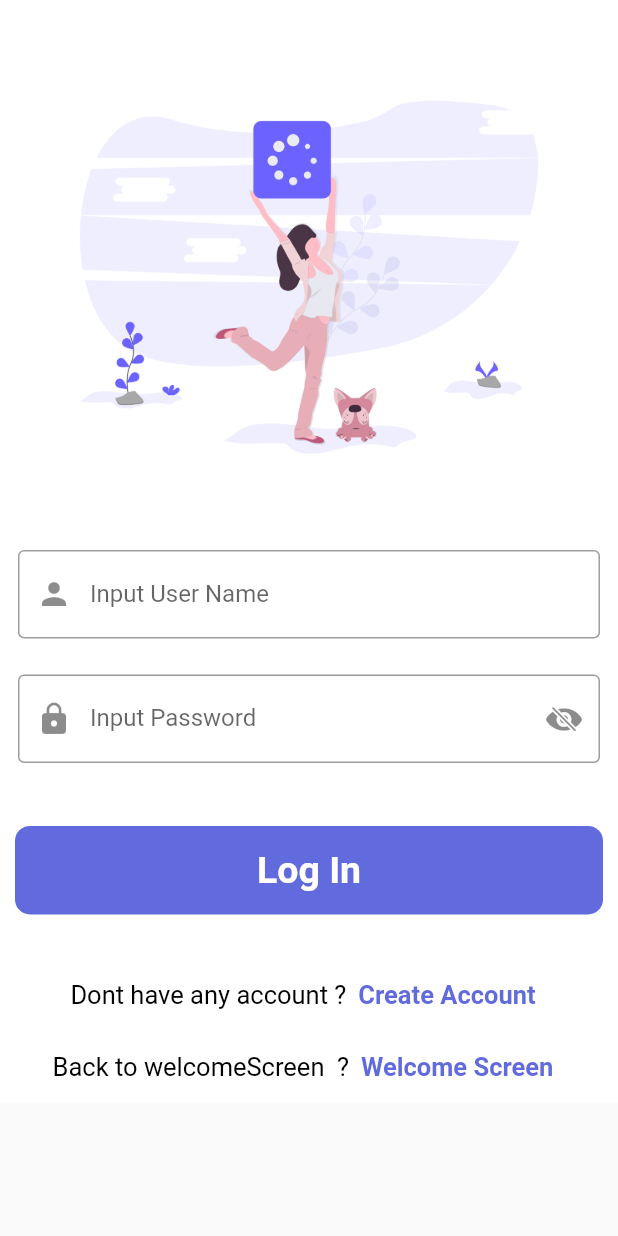
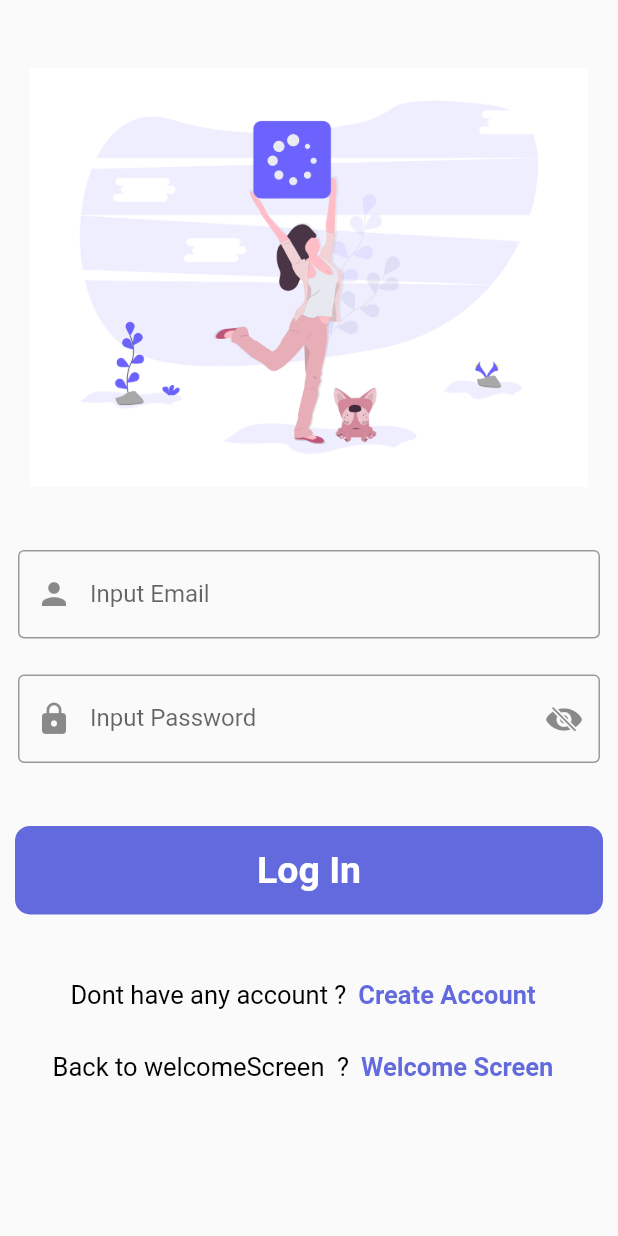
Before and after one commit to AsrofunNiam/marker_point, a Flutter app: the LoginScreen screen opened directly, on a phone screen of 412 x 824 dp. Run offline on Flutter 3.47's test engine with Material 2 defaults, Android fonts, the phone set to English and light mode, and no system bars; our stand-ins replace dio, equatable, flutter_bloc, form_field_validator, freezed_annotation, hydrated_bloc and 2 more; accounts and stored records are empty.

Commit message:
improve login healthy care and restaurant page

```diff
--- a/lib/src/app/model/restaurants.dart
+++ b/lib/src/app/model/restaurants.dart
@@ -8,7 +8,8 @@ part 'restaurants.g.dart';
 class Restaurants with _$Restaurants {
   factory Restaurants({
     int? id,
-    RestaurantsAttribute? restaurantsAttribute,
+    @JsonKey(name: 'attributes', fromJson: RestaurantsAttribute.fromJson)
+    required RestaurantsAttribute? restaurantsAttribute,
   }) = _Restaurants;
   const Restaurants._();
 
--- a/lib/src/medical_services/screens/login_screen.dart
+++ b/lib/src/medical_services/screens/login_screen.dart
@@ -1,5 +1,12 @@
 import 'package:flutter/cupertino.dart';
 import 'package:flutter/material.dart';
+import 'package:flutter_bloc/flutter_bloc.dart';
+import 'package:form_field_validator/form_field_validator.dart';
+import 'package:marker_point/constant/string.dart';
+import 'package:marker_point/src/app/bloc/login/login_bloc.dart';
+import 'package:marker_point/src/app/resource/user_repository.dart';
+import 'package:marker_point/src/app/view/widget/home_page/home_page.dart';
+import 'package:marker_point/src/medical_services/screens/home_screen.dart';
 import 'package:marker_point/src/medical_services/screens/signup_screen.dart';
 import 'package:marker_point/src/medical_services/screens/welcome_screen.dart';
 
@@ -12,11 +19,40 @@ class LoginScreen extends StatefulWidget {
 
 class _LoginScreenState extends State<LoginScreen> {
   bool passToggle = true;
+  final _formKey = GlobalKey<FormState>();
+  final _emailController = TextEditingController();
+  final _passwordController = TextEditingController();
+  final _requiredValidator = RequiredValidator(
+    errorText: pleaseFillOutThisField,
+  );
+
   @override
   Widget build(BuildContext context) {
-    return Material(
-      color: Colors.white,
-      child: SingleChildScrollView(
+    void getLogin() {
+      late LoginEvent event;
+      event = LoginEvent.submit(
+          email: _emailController.text, password: _passwordController.text);
+      context.read<LoginBloc>().add(event);
+    }
+
+    return BlocListener<LoginBloc, LoginState>(
+      listener: (context, state) {
+        state.maybeWhen(
+          orElse: () {},
+          success: (user) {
+            if (user!.authentication.isNotEmpty) {
+              UserRepository.instance.saveUserRepository(user.authentication);
+              Navigator.push(context, MaterialPageRoute(builder: (context) {
+                return const HomeScreen();
+              }));
+              // Navigator.push(context, HomeRestaurant.route(user: user));
+            }
+          },
+        );
+      },
+      child: Scaffold(
+        // color: Colors.white,
+        body: SingleChildScrollView(
           child: SafeArea(
               child: Column(
             children: [
@@ -30,18 +66,20 @@ class _LoginScreenState extends State<LoginScreen> {
               const SizedBox(
                 height: 10,
               ),
-            const Padding(
-              padding: EdgeInsets.all(12),
+              Padding(
+                padding: const EdgeInsets.all(12),
                 child: TextField(
-                decoration: InputDecoration(
+                  controller: _emailController,
+                  decoration: const InputDecoration(
                       border: OutlineInputBorder(),
-                    label: Text('Input User Name'),
+                      label: Text('Input Email'),
                       prefixIcon: Icon(Icons.person)),
                 ),
               ),
               Padding(
                 padding: const EdgeInsets.all(12),
                 child: TextField(
+                  controller: _passwordController,
                   obscureText: passToggle ? true : false,
                   decoration: InputDecoration(
                       border: const OutlineInputBorder(),
@@ -74,14 +112,15 @@ class _LoginScreenState extends State<LoginScreen> {
                     borderRadius: BorderRadius.circular(10),
                     child: InkWell(
                       onTap: () {
-                      Navigator.push(context,
-                          MaterialPageRoute(builder: (context) {
-                        return const LoginScreen();
-                      }));
+                        getLogin();
+                        // Navigator.push(context,
+                        //     MaterialPageRoute(builder: (context) {
+                        //   return const HomeScreen();
+                        // }));
                       },
                       child: const Padding(
-                        padding:
-                            EdgeInsets.symmetric(vertical: 15, horizontal: 40),
+                          padding: EdgeInsets.symmetric(
+                              vertical: 15, horizontal: 40),
                           child: Center(
                             child: Text(
                               'Log In',
@@ -147,6 +186,7 @@ class _LoginScreenState extends State<LoginScreen> {
             ],
           )),
         ),
+      ),
     );
   }
 }
```
Also changed, not shown: lib/src/app/bloc/restaurants_query/restaurants_query_bloc.dart (+4 -6 lines), lib/src/app/view/widget/home_page/home_page.dart (+57 -17 lines), lib/src/app/view/widget/login/login_page.dart (+9 -12 lines), lib/src/medical_services/screens/home_screen.dart (+8 -3 lines), lib/src/medical_services/screens/signup_screen.dart (+5 -4 lines), lib/src/app/model/restaurants.freezed.dart, lib/src/app/model/restaurants.g.dart. Lines whose indentation alone changed are shown as unchanged.
